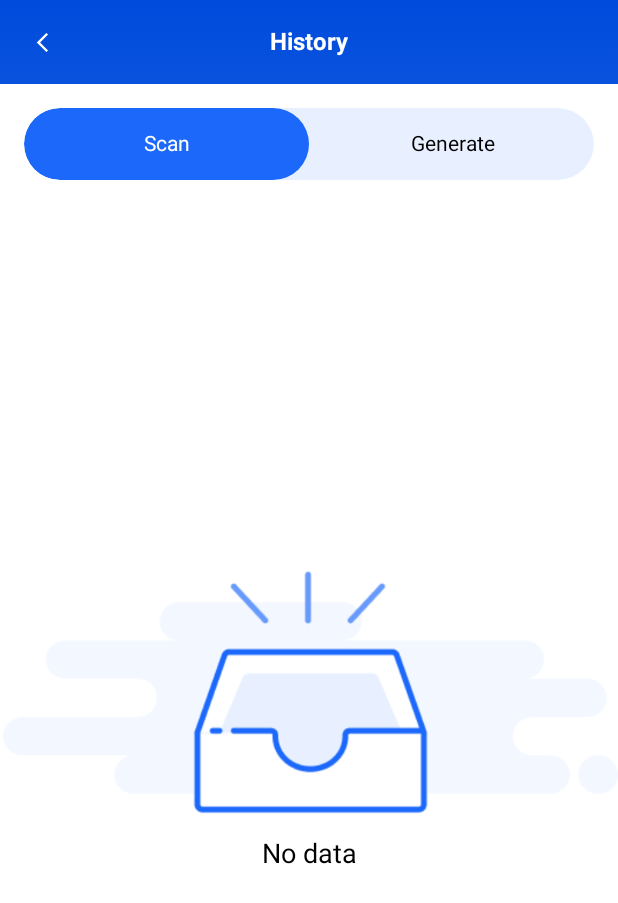
After one commit to Phong-Kaster/Quick-Response-Code, an Android app built with Jetpack Compose: the QrHistoryFragment screen opened through its navigation route, on a phone screen of 412 x 824 dp. The commit adds this screen. Shown: the top 903 px of the screen. Run offline under Robolectric (Android 15) with nearby library versions, the phone set to English and light mode, and no system bars; our stand-ins replace Dagger/Hilt's generated code; libraries missing offline, so code that uses them is left out: androidx.camera.core, androidx.camera.lifecycle, androidx.camera.view, com.google.mlkit.vision; 1 statement that could not run was skipped.

Commit message:
feature: complete entire project

```diff
--- a/app/src/main/java/com/example/quickresponsecode/ui/fragment/qrgenerate/QrGenerateFragment.kt
+++ b/app/src/main/java/com/example/quickresponsecode/ui/fragment/qrgenerate/QrGenerateFragment.kt
@@ -39,6 +39,7 @@ import com.example.quickresponsecode.ui.fragment.qrgenerate.component.WifiSecuri
 import com.example.quickresponsecode.ui.fragment.qrgenerate.state.QrGenerateCondition
 import com.example.quickresponsecode.ui.fragment.qrgenerate.state.QrGenerateState
 import com.example.quickresponsecode.util.NavigationUtil.safeNavigate
+import com.example.quickresponsecode.util.NavigationUtil.safeNavigateUp
 import com.example.quickresponsecode.util.collectLatestOnResume
 import dagger.hilt.android.AndroidEntryPoint
 
@@ -77,7 +78,8 @@ class QrGenerateFragment : CoreFragment() {
         super.ComposeView()
         QrGenerateLayout(
             qrGenerateState = viewModel.qrGenerateState,
-            onGenerate = { viewModel.generate() }
+            onGenerate = { viewModel.generate() },
+            onBack = {safeNavigateUp()}
         )
     }
 }
--- a/app/src/main/java/com/example/quickresponsecode/ui/fragment/qrgenerate/QrResultFragment.kt
+++ b/app/src/main/java/com/example/quickresponsecode/ui/fragment/qrgenerate/QrResultFragment.kt
@@ -94,7 +94,7 @@ class QrResultFragment : CoreFragment() {
                 }
 
                 Toast.makeText(context, getString(R.string.download_successfully), Toast.LENGTH_SHORT).show()
-                AppUtil.storeImage(bitmap = bitmap)
+                AppUtil.storeImage(context = requireContext(), bitmap = bitmap)
             },
             onShare = { Toast.makeText(context, "Share with my community !", Toast.LENGTH_SHORT).show() },
             onCopyToClipboard = { AppUtil.copyToClipboard(context = requireContext(), text = viewModel.wifiQr.value?.wifiPassword ?: "") }
--- /dev/null
+++ b/app/src/main/java/com/example/quickresponsecode/ui/fragment/qrhistory/QrHistoryFragment.kt
@@ -0,0 +1,232 @@
+package com.example.quickresponsecode.ui.fragment.qrhistory
+
+import androidx.compose.foundation.Image
+import androidx.compose.foundation.background
+import androidx.compose.foundation.clickable
+import androidx.compose.foundation.layout.Arrangement
+import androidx.compose.foundation.layout.Column
+import androidx.compose.foundation.layout.Row
+import androidx.compose.foundation.layout.fillMaxSize
+import androidx.compose.foundation.layout.fillMaxWidth
+import androidx.compose.foundation.layout.padding
+import androidx.compose.foundation.shape.RoundedCornerShape
+import androidx.compose.material3.Text
+import androidx.compose.runtime.Composable
+import androidx.compose.runtime.derivedStateOf
+import androidx.compose.runtime.getValue
+import androidx.compose.runtime.mutableStateOf
+import androidx.compose.runtime.remember
+import androidx.compose.runtime.setValue
+import androidx.compose.ui.Alignment
+import androidx.compose.ui.Modifier
+import androidx.compose.ui.draw.clip
+import androidx.compose.ui.graphics.Brush
+import androidx.compose.ui.graphics.Color
+import androidx.compose.ui.res.painterResource
+import androidx.compose.ui.res.stringResource
+import androidx.compose.ui.text.TextStyle
+import androidx.compose.ui.text.font.FontWeight
+import androidx.compose.ui.text.style.TextAlign
+import androidx.compose.ui.tooling.preview.Preview
+import androidx.compose.ui.unit.dp
+import androidx.compose.ui.unit.sp
+import androidx.core.os.bundleOf
+import androidx.fragment.app.viewModels
+import androidx.lifecycle.compose.collectAsStateWithLifecycle
+import androidx.navigation.NavOptions
+import com.example.jetpack.core.CoreFragment
+import com.example.jetpack.core.CoreLayout
+import com.example.quickresponsecode.R
+import com.example.quickresponsecode.data.database.model.WifiQr
+import com.example.quickresponsecode.data.enums.Method
+import com.example.quickresponsecode.ui.component.CoreTopBar2
+import com.example.quickresponsecode.ui.fragment.qrhistory.component.QrHistoryLayoutForData
+import com.example.quickresponsecode.util.NavigationUtil.safeNavigate
+import com.example.quickresponsecode.util.NavigationUtil.safeNavigateUp
+import dagger.hilt.android.AndroidEntryPoint
+
+
+@AndroidEntryPoint
+class QrHistoryFragment : CoreFragment() {
+
+    private val viewModel: QrHistoryViewModel by viewModels()
+
+    @Composable
+    override fun ComposeView() {
+        super.ComposeView()
+
+        var chosenMethod by remember { mutableStateOf(com.example.quickresponsecode.data.enums.Method.Scan) }
+        val records = viewModel.records.collectAsStateWithLifecycle().value
+        val filterRecords by remember(records){
+            derivedStateOf {
+                if (chosenMethod == Method.Generate) {
+                    records.sortedByDescending { it.epochDay }.filter { it.method == Method.Generate}
+                } else {
+                    records.sortedByDescending { it.epochDay }.filter { it.method == Method.Scan }
+                }
+            }
+        }
+
+        QrHistoryLayout(
+            chosenMethod = chosenMethod,
+            records = filterRecords,
+            onBack = { safeNavigateUp() },
+            onClick = { uid ->
+                val destination = R.id.toQrResult
+                safeNavigate(
+                    destination = destination,
+                    bundle = bundleOf("uid" to uid),
+                    navOptions = NavOptions.Builder().setPopUpTo(R.id.qrGenerateFragment, true)
+                        .build()
+                )
+            },
+            onChangeMethod = { chosenMethod = it }
+        )
+    }
+}
+
+@Composable
+fun QrHistoryLayout(
+    chosenMethod: Method,
+    records: List<WifiQr>,
+    onBack: () -> Unit = {},
+    onClick: (Long) -> Unit = {},
+    onChangeMethod: (Method) -> Unit = {}
+) {
+
+
+    CoreLayout(
+        topBar = {
+            CoreTopBar2(
+                text = stringResource(R.string.history),
+                textColor = Color.White,
+                textArrangement = Arrangement.Center,
+                iconLeft = R.drawable.ic_back,
+                iconLeftColor = Color.White,
+                iconLeftColorBackground = Color.Transparent,
+                onLeftClick = onBack,
+                onRightClick = {},
+                iconRight = R.drawable.ic_back,
+                iconRightColor = Color.Transparent,
+                iconRightColorBackground = Color.Transparent,
+            )
+        },
+        backgroundBrush = Brush.verticalGradient(
+            colors = listOf(
+                Color(0xFF004BDC),
+                Color(0xFF8DB4FF),
+            ),
+        ),
+        content = {
+            Column(
+                modifier = Modifier
+                    .fillMaxSize()
+                    .background(color = Color.White)
+            ) {
+                /**
+                 * BUTTON GENERATE AND SCAN*/
+                Row(
+                    horizontalArrangement = Arrangement.Center,
+                    modifier = Modifier
+                        .fillMaxWidth()
+                        .padding(16.dp)
+                        .clip(shape = RoundedCornerShape(25.dp))
+                        .background(color = Color(0xFFE8F0FF), shape = RoundedCornerShape(25.dp))
+
+                ) {
+                    // button scan
+                    Row(
+                        horizontalArrangement = Arrangement.Center,
+                        modifier = Modifier
+                            .weight(1F)
+                            .clip(shape = RoundedCornerShape(25.dp))
+                            .clickable {
+                                onChangeMethod(Method.Scan)
+                            }
+                            .background(
+                                color = if (chosenMethod == Method.Scan) Color(0xFF1C68FB) else Color.Transparent
+                            )
+                            .padding(vertical = 16.dp)
+                    ) {
+                        Text(
+                            textAlign = TextAlign.Center,
+                            text = stringResource(id = R.string.scan),
+                            style = TextStyle(
+                                fontSize = 14.sp,
+                                fontWeight = FontWeight(400)
+                            ),
+                            color = if (chosenMethod == Method.Scan) Color.White else Color.Black,
+                            modifier = Modifier
+                        )
+                    }
+
+                    // button generate
+                    Row(
+                        horizontalArrangement = Arrangement.Center,
+                        modifier = Modifier
+                            .weight(1F)
+                            .clip(shape = RoundedCornerShape(25.dp))
+                            .clickable {
+                                onChangeMethod(Method.Generate)
+                            }
+                            .background(
+                                color = if (chosenMethod == Method.Generate) Color(0xFF1C68FB) else Color.Transparent
+                            )
+                            .padding(vertical = 16.dp)
+                    ) {
+                        Text(
+                            textAlign = TextAlign.Center,
+                            text = stringResource(id = R.string.generate),
+                            style = TextStyle(
+                                fontSize = 14.sp,
+                                fontWeight = FontWeight(400)
+                            ),
+                            color = if (chosenMethod == Method.Generate) Color.White else Color.Black,
+                            modifier = Modifier
+                        )
+                    }
+                }
+
+                if (records.isEmpty()) {
+                    Column(
+                        horizontalAlignment = Alignment.CenterHorizontally,
+                        verticalArrangement = Arrangement.spacedBy(space = 15.dp, Alignment.CenterVertically),
+                        modifier = Modifier.fillMaxSize()){
+                        Image(
+                            painter = painterResource(id = R.drawable.img_no_data),
+                            contentDescription = null,
+                        )
+
+                        Text(text = stringResource(R.string.no_data),
+                            style = TextStyle(
+                                color = Color.Black,
+                                fontSize = 18.sp,
+                            )
+                        )
+                    }
+
+                } else {
+                    QrHistoryLayoutForData(records = records, onClick = onClick)
+                }
+
+            }
+        }
+    )
+}
+
+@Preview
+@Composable
+private fun PreviewQrHistory() {
+    QrHistoryLayout(
+        chosenMethod = Method.Scan,
+        records = listOf(WifiQr.fakeWifi(),)
+    )
+}
+
+@Preview
+@Composable
+private fun PreviewQrHistoryForEmpty() {
+    QrHistoryLayout(
+        chosenMethod = Method.Generate,
+        records = listOf())
+}
--- /dev/null
+++ b/app/src/main/java/com/example/quickresponsecode/ui/fragment/qrhistory/QrHistoryViewModel.kt
@@ -0,0 +1,32 @@
+package com.example.quickresponsecode.ui.fragment.qrhistory
+
+import androidx.lifecycle.ViewModel
+import androidx.lifecycle.viewModelScope
+import com.example.quickresponsecode.data.database.model.WifiQr
+import com.example.quickresponsecode.data.repository.WifiQrRepository
+import dagger.hilt.android.lifecycle.HiltViewModel
+import kotlinx.coroutines.Dispatchers
+import kotlinx.coroutines.flow.MutableStateFlow
+import kotlinx.coroutines.flow.asStateFlow
+import kotlinx.coroutines.flow.collectLatest
+import kotlinx.coroutines.launch
+import javax.inject.Inject
+
+@HiltViewModel
+class QrHistoryViewModel
+@Inject
+constructor(
+    private val repository: WifiQrRepository
+) : ViewModel(){
+
+    private val _records = MutableStateFlow<List<WifiQr>>(emptyList())
+    val records = _records.asStateFlow()
+
+    init {
+        viewModelScope.launch(Dispatchers.IO){
+            repository.getAllFlow().collectLatest {
+                _records.value = it
+            }
+        }
+    }
+}
--- a/app/src/main/java/com/example/quickresponsecode/ui/fragment/qrscan/QrScanFragment.kt
+++ b/app/src/main/java/com/example/quickresponsecode/ui/fragment/qrscan/QrScanFragment.kt
@@ -74,6 +74,7 @@ import com.example.quickresponsecode.ui.fragment.qrscan.component.CameraNavigati
 import com.example.quickresponsecode.ui.fragment.qrscan.component.QrTopbar
 import com.example.quickresponsecode.util.AppUtil.getCameraProvider
 import com.example.quickresponsecode.util.NavigationUtil.safeNavigate
+import com.example.quickresponsecode.util.NavigationUtil.safeNavigateUp
 import com.example.quickresponsecode.util.PermissionUtil
 import com.example.quickresponsecode.util.SoundUtil
 import com.google.mlkit.vision.common.InputImage
@@ -215,7 +216,7 @@ class QrScanFragment : CoreFragment() {
                 val intent = Intent(Settings.ACTION_WIFI_SETTINGS)
                 settingLauncher.launch(intent)
             },
-            onOpenHistory = { showToast("History") },
+            onOpenHistory = { safeNavigate(R.id.toQrHistory) },
             onCloseToast = { viewModel.closeToast() }
         )
     }
--- a/app/src/main/java/com/example/quickresponsecode/ui/fragment/qrscan/QrScanViewModel.kt
+++ b/app/src/main/java/com/example/quickresponsecode/ui/fragment/qrscan/QrScanViewModel.kt
@@ -161,6 +161,7 @@ constructor(
                         _showToast.value = false
 
                         gotoNextScreen(ssid ?: "", password ?: "", type)
+                        insertWifiQR(wifiSSID = ssid ?: "", wifiPassword = password ?: "")
                     } else {
                         Log.d("SCANNER", "Barcode.TYPE_NOT_VALID")
                         _showToast.value = true
--- a/app/src/main/java/com/example/quickresponsecode/util/AppUtil.kt
+++ b/app/src/main/java/com/example/quickresponsecode/util/AppUtil.kt
@@ -11,6 +11,7 @@ import android.net.Uri
 import android.os.Environment
 import android.util.Log
 import android.view.Window
+import android.widget.Toast
 import androidx.camera.lifecycle.ProcessCameraProvider
 import androidx.core.content.ContextCompat
 import androidx.core.view.WindowCompat
@@ -89,15 +90,16 @@ object AppUtil {
         clipboard.setPrimaryClip(clip)
     }
 
-    fun storeImage(bitmap: Bitmap) {
+    fun storeImage(context: Context , bitmap: Bitmap) {
 
         val path = Environment.getExternalStoragePublicDirectory(
             Environment.DIRECTORY_PICTURES
         )
 
         val root = Environment.getExternalStorageDirectory().absolutePath
-        val myDir = File(path, root)
+        val myDir = File(path, "$root/WifiQR")
 
+        Toast.makeText(context,"$root/WifiQR", Toast.LENGTH_SHORT).show()
         myDir.mkdirs()
 
         val fname = "WifiQR-${Date().time}.jpg"
--- a/app/src/main/res/navigation/navigation_graph.xml
+++ b/app/src/main/res/navigation/navigation_graph.xml
@@ -19,6 +19,10 @@
     <fragment
         android:id="@+id/qrResultFragment"
         android:name="com.example.quickresponsecode.ui.fragment.qrgenerate.QrResultFragment" />
+
+    <fragment
+        android:id="@+id/qrHistoryFragment"
+        android:name="com.example.quickresponsecode.ui.fragment.qrhistory.QrHistoryFragment" />
 
     <action
         android:id="@+id/toQrRead"
@@ -50,7 +54,15 @@
         <argument
             android:name="wifiQrId"
             app:argType="long"/>
-
     </action>
 
+    <action
+        android:id="@+id/toQrHistory"
+        app:destination="@id/qrHistoryFragment"
+        app:enterAnim="@anim/enter_slide_in_right"
+        app:exitAnim="@anim/exit_slide_out_left"
+        app:popEnterAnim="@anim/enter_slide_in_left"
+        app:popExitAnim="@anim/exit_slide_out_right"
+        app:popUpToInclusive="true" />
+
 </navigation>
--- a/app/src/main/res/values/strings.xml
+++ b/app/src/main/res/values/strings.xml
@@ -34,4 +34,6 @@
     <string name="generate_failed_please_try_again">Generate failed, please try again !</string>
     <string name="download_failed_please_try_again">Download failed, please try again !</string>
     <string name="download_successfully">Download successfully</string>
+    <string name="history">History</string>
+    <string name="no_data">No data</string>
 </resources>
```
Also changed, not shown: app/src/main/java/com/example/quickresponsecode/ui/fragment/qrhistory/component/QrHistoryLayoutForData.kt (added, +113 -0 lines), app/src/main/res/drawable/img_no_data.png (added), app/src/main/res/drawable/img_qr_example_2.png (added).
